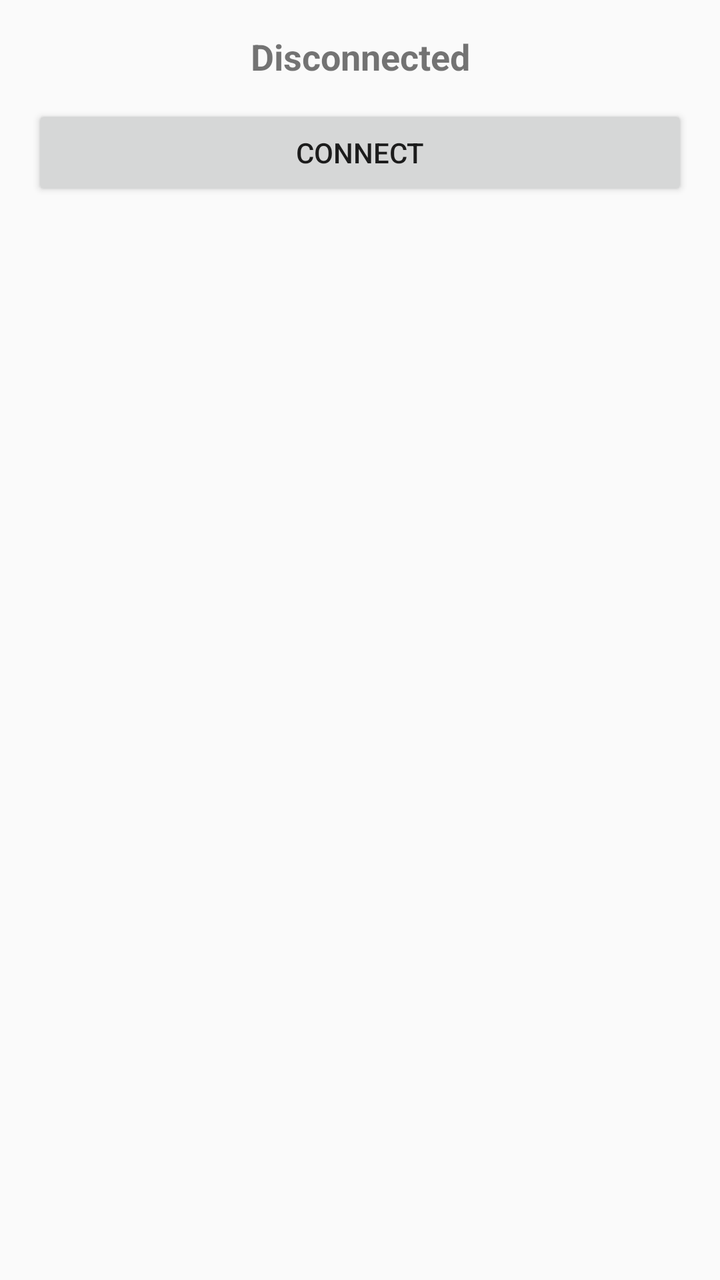
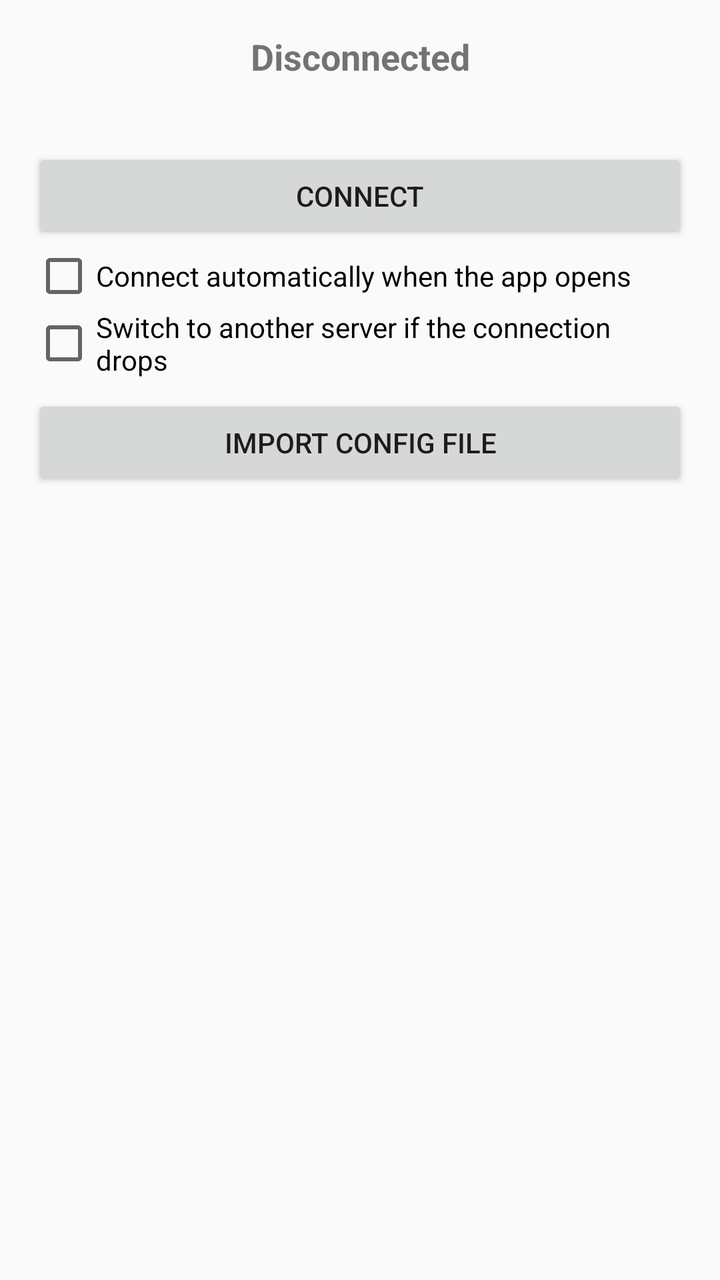

An Android layout rendered at two revisions. The XML below is the earlier revision; the diff shows what the commit changed to produce the second picture.
<!-- AndroidManifest.xml: application theme Theme.VpnApp -->
<!-- res/layout/activity_main.xml -->
<?xml version="1.0" encoding="utf-8"?>
<LinearLayout xmlns:android="http://schemas.android.com/apk/res/android"
    android:layout_width="match_parent"
    android:layout_height="match_parent"
    android:orientation="vertical"
    android:padding="16dp">

    <TextView
        android:id="@+id/statusText"
        android:layout_width="match_parent"
        android:layout_height="wrap_content"
        android:gravity="center"
        android:textSize="18sp"
        android:textStyle="bold"
        android:text="@string/status_disconnected" />

    <Button
        android:id="@+id/connectButton"
        android:layout_width="match_parent"
        android:layout_height="wrap_content"
        android:layout_marginTop="12dp"
        android:text="@string/btn_connect" />

    <ListView
        android:id="@+id/serverList"
        android:layout_width="match_parent"
        android:layout_height="0dp"
        android:layout_marginTop="16dp"
        android:layout_weight="1" />

</LinearLayout>
<!-- resources referenced by this layout -->
<resources>
  <string name="btn_connect">Connect</string>
  <string name="status_disconnected">Disconnected</string>
  <style name="Theme.VpnApp" parent="Theme.AppCompat.DayNight.NoActionBar" />
</resources>

<!-- the commit's change to res/layout/activity_main.xml (unified diff, before → after) -->
@@ -14,6 +14,14 @@
         android:textStyle="bold"
         android:text="@string/status_disconnected" />
 
+    <TextView
+        android:id="@+id/speedText"
+        android:layout_width="match_parent"
+        android:layout_height="wrap_content"
+        android:layout_marginTop="4dp"
+        android:gravity="center"
+        android:textSize="13sp" />
+
     <Button
         android:id="@+id/connectButton"
         android:layout_width="match_parent"
@@ -21,11 +29,30 @@
         android:layout_marginTop="12dp"
         android:text="@string/btn_connect" />
 
+    <CheckBox
+        android:id="@+id/autoConnectBox"
+        android:layout_width="match_parent"
+        android:layout_height="wrap_content"
+        android:text="@string/auto_connect" />
+
+    <CheckBox
+        android:id="@+id/autoSwitchBox"
+        android:layout_width="match_parent"
+        android:layout_height="wrap_content"
+        android:text="@string/auto_switch" />
+
+    <Button
+        android:id="@+id/importButton"
+        android:layout_width="match_parent"
+        android:layout_height="wrap_content"
+        android:layout_marginTop="8dp"
+        android:text="@string/import_button" />
+
     <ListView
         android:id="@+id/serverList"
         android:layout_width="match_parent"
         android:layout_height="0dp"
-        android:layout_marginTop="16dp"
+        android:layout_marginTop="12dp"
         android:layout_weight="1" />
 
 </LinearLayout>
<!-- resource entries referenced after the edit -->
@@ -1,6 +1,9 @@
 <!-- resources referenced by this layout -->
 <resources>
+  <string name="auto_connect">Connect automatically when the app opens</string>
+  <string name="auto_switch">Switch to another server if the connection drops</string>
   <string name="btn_connect">Connect</string>
+  <string name="import_button">Import config file</string>
   <string name="status_disconnected">Disconnected</string>
   <style name="Theme.VpnApp" parent="Theme.AppCompat.DayNight.NoActionBar" />
 </resources>
